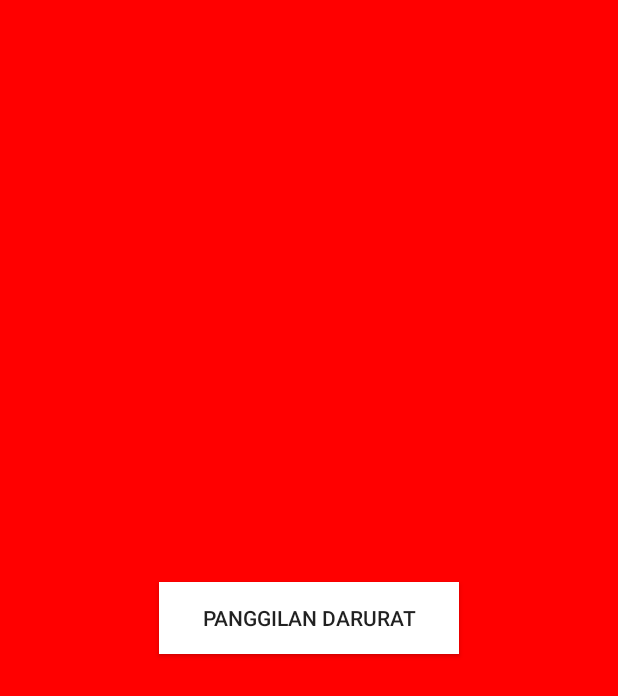
After one commit to Mochil/U_GoRescue, an Android app: the Home screen opened directly, with no data from a screen before it, on a phone screen of 412 x 824 dp. The commit adds this screen. Shown: the top 696 px of the screen. Run offline under Robolectric (Android 15) with nearby library versions, the phone set to English and light mode, and no system bars.

```diff
--- /dev/null
+++ b/app/src/main/java/com/digitallight/u_gorescue/Home.java
@@ -0,0 +1,17 @@
+package com.digitallight.u_gorescue;
+
+import android.os.Bundle;
+import android.support.v7.app.AppCompatActivity;
+
+
+public class Home extends AppCompatActivity {
+
+    @Override
+    protected void onCreate(Bundle savedInstanceState) {
+        super.onCreate(savedInstanceState);
+        setContentView(R.layout.activity_home);
+
+
+    }
+
+}
--- /dev/null
+++ b/app/src/main/res/layout/activity_home.xml
@@ -0,0 +1,25 @@
+<?xml version="1.0" encoding="utf-8"?>
+<android.support.design.widget.CoordinatorLayout xmlns:android="http://schemas.android.com/apk/res/android"
+    xmlns:app="http://schemas.android.com/apk/res-auto"
+    xmlns:tools="http://schemas.android.com/tools"
+    android:layout_width="match_parent"
+    android:layout_height="match_parent"
+    android:fitsSystemWindows="true"
+    tools:context="com.digitallight.u_gorescue.Home"
+    android:background="@color/merah"
+    >
+
+    <RelativeLayout
+        android:layout_width="match_parent"
+        android:layout_height="match_parent">
+        <Button
+            android:layout_width="200dp"
+            android:layout_height="wrap_content"
+            android:text="Panggilan Darurat"
+            android:id="@+id/pdButton"
+            android:background="#ffffff"
+            android:layout_centerVertical="true"
+            android:layout_centerHorizontal="true" />
+    </RelativeLayout>
+
+</android.support.design.widget.CoordinatorLayout>
--- a/app/src/main/res/values-v21/styles.xml
+++ b/app/src/main/res/values-v21/styles.xml
@@ -1,4 +1,5 @@
 <resources>
+
     <style name="AppTheme.NoActionBar">
         <item name="windowActionBar">false</item>
         <item name="windowNoTitle">true</item>
--- a/app/src/main/res/values/colors.xml
+++ b/app/src/main/res/values/colors.xml
@@ -3,4 +3,6 @@
     <color name="colorPrimary">#3F51B5</color>
     <color name="colorPrimaryDark">#303F9F</color>
     <color name="colorAccent">#FF4081</color>
+    <color name="merah">#FF0000</color>
+    <color name="putih">#FFFFFF</color>
 </resources>
--- a/app/src/main/res/values/strings.xml
+++ b/app/src/main/res/values/strings.xml
@@ -2,4 +2,5 @@
     <string name="app_name">U_GoRescue</string>
     <string name="action_settings">Settings</string>
     <string name="title_activity_maps">Map</string>
+    <string name="title_activity_home">Go Rescue</string>
 </resources>
--- a/app/src/main/res/values/styles.xml
+++ b/app/src/main/res/values/styles.xml
@@ -7,11 +7,14 @@
         <item name="colorPrimaryDark">@color/colorPrimaryDark</item>
         <item name="colorAccent">@color/colorAccent</item>
     </style>
+
     <style name="AppTheme.NoActionBar">
         <item name="windowActionBar">false</item>
         <item name="windowNoTitle">true</item>
     </style>
+
     <style name="AppTheme.AppBarOverlay" parent="ThemeOverlay.AppCompat.Dark.ActionBar" />
+
     <style name="AppTheme.PopupOverlay" parent="ThemeOverlay.AppCompat.Light" />
 
 </resources>
```
Also changed, not shown: app/src/main/AndroidManifest.xml (+19 -2 lines), app/src/main/java/com/digitallight/u_gorescue/SplashScreen.java (added, +37 -0 lines), app/src/main/res/layout/splash.xml (added, +7 -0 lines), app/src/main/res/drawable/splash_image.png (added). Lines whose indentation alone changed are shown as unchanged.
